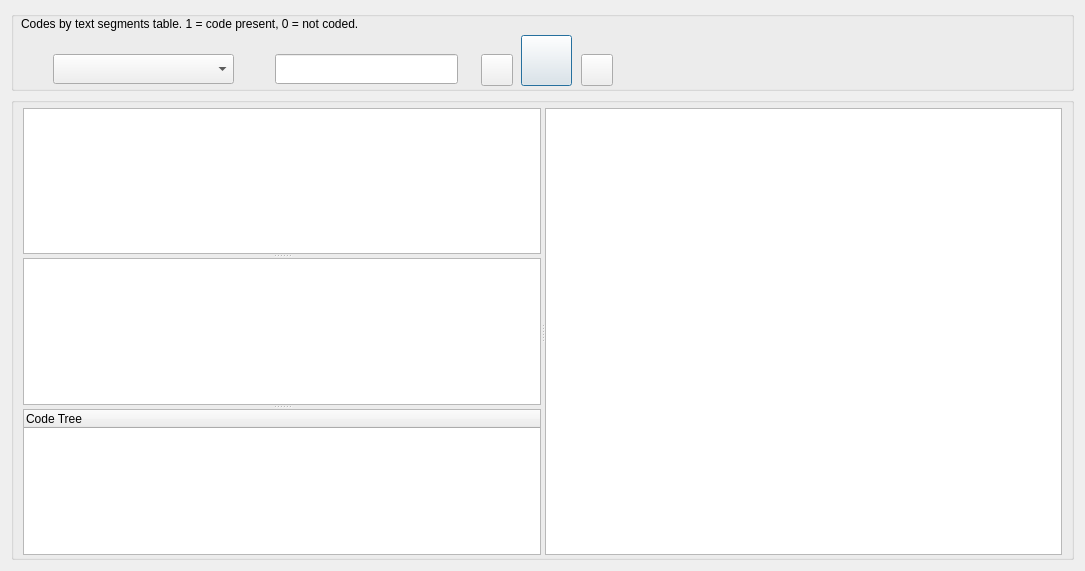
The window that src/GUI_UIs/ui_report_codes_by_segments.ui (ccbogel/QualCoder) describes before a commit, drawn with Qt 5.
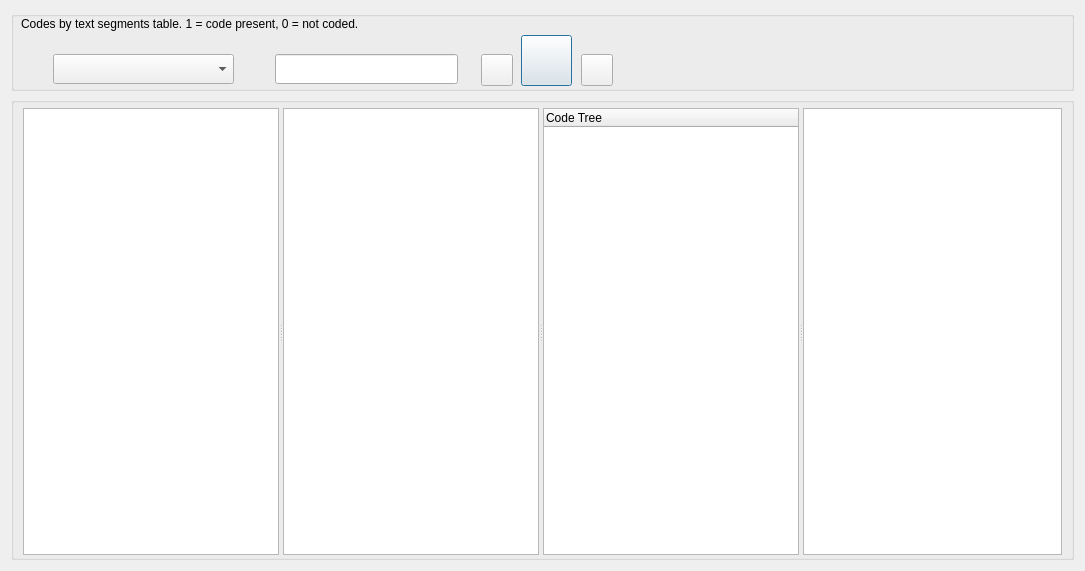
The same window after the commit.

The edit to the form file:
```diff
--- a/src/GUI_UIs/ui_report_codes_by_segments.ui
+++ b/src/GUI_UIs/ui_report_codes_by_segments.ui
@@ -196,13 +196,7 @@
       </property>
       <item row="0" column="0">
        <widget class="QSplitter" name="splitter">
-        <property name="orientation">
-         <enum>Qt::Orientation::Horizontal</enum>
-        </property>
         <widget class="QSplitter" name="splitter_vert">
-         <property name="orientation">
-          <enum>Qt::Orientation::Vertical</enum>
-         </property>
          <widget class="QListWidget" name="listWidget_files">
           <property name="toolTip">
            <string>&lt;html&gt;&lt;head/&gt;&lt;body&gt;&lt;p&gt;Files. Right click for selection options.&lt;/p&gt;&lt;/body&gt;&lt;/html&gt;</string>
```
Left out of the diff: 8 changed lines with no effect on the pictures.
